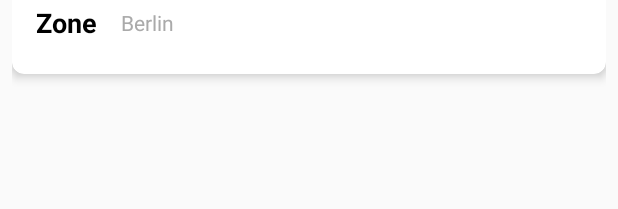
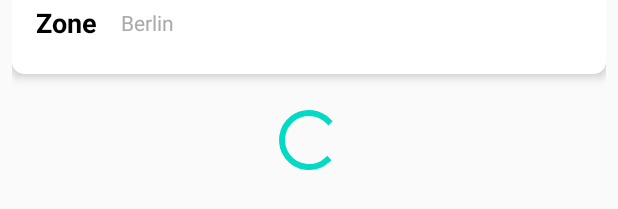
Before and after one commit to minaShaker2p/vechiles-finder-app, an Android app: the layout fragment_list.xml on its own in the app's theme, with its tools: preview values and no code run, on a phone screen of 412 x 824 dp. Shown: the part 478-687 px from the top of the screen. Run offline under Robolectric (Android 15) with nearby library versions, the phone set to English and light mode, and no system bars.

Commit message:
add progressbar to the list

```diff
--- a/app/src/main/java/com/rezkalla/vehiclesfinder/model/Resource.kt
+++ b/app/src/main/java/com/rezkalla/vehiclesfinder/model/Resource.kt
@@ -11,14 +11,10 @@ data class Resource<out T>(val status: Status, val data: T? = null, val message:
             return Resource(Status.ERROR, data, msg)
         }
 
-        fun <T> loading(): Resource<T> {
-            return Resource(Status.LOADING, null, null)
-        }
     }
 }
 
 enum class Status {
-    LOADING,
     ERROR,
     SUCCESS
 }
--- a/app/src/main/java/com/rezkalla/vehiclesfinder/ui/ListFragment.kt
+++ b/app/src/main/java/com/rezkalla/vehiclesfinder/ui/ListFragment.kt
@@ -51,6 +51,7 @@ class ListFragment : Fragment() {
         viewModel.vehiclesLiveData.observe(requireActivity(), Observer { results ->
             when (results.status) {
                 Status.SUCCESS -> {
+                    progressBar.visibility=View.GONE
                     results.data?.let {
                         vehicleAdapter.update(it)
                     }
@@ -58,16 +59,13 @@ class ListFragment : Fragment() {
                 Status.ERROR -> {
                     Toast.makeText(requireActivity(), results.message, Toast.LENGTH_LONG).show()
                 }
-                Status.LOADING -> {
-                    Log.d("vehicleFinder", "loading")
-                }
             }
         })
     }
 
     private fun setupRecyclerView() {
         rclVehicles.apply {
-            layoutManager =  LinearLayoutManager(requireContext(), RecyclerView.VERTICAL, false)
+            layoutManager = LinearLayoutManager(requireContext(), RecyclerView.VERTICAL, false)
             addItemDecoration(VerticalSpaceItemDecoration(24))
             adapter = vehicleAdapter
         }
--- a/app/src/main/java/com/rezkalla/vehiclesfinder/ui/MapFragment.kt
+++ b/app/src/main/java/com/rezkalla/vehiclesfinder/ui/MapFragment.kt
@@ -58,12 +58,8 @@ class MapFragment : Fragment(), OnMapReadyCallback {
                 Status.ERROR -> {
                     Toast.makeText(requireActivity(), results.message, Toast.LENGTH_LONG).show()
                 }
-                Status.LOADING -> {
-                    Log.d("vehicleFinder", "loading")
-                }
             }
         })
-
         val mapFragment: SupportMapFragment? = childFragmentManager
             .findFragmentById(R.id.map) as SupportMapFragment?
         mapFragment?.getMapAsync(this)
--- a/app/src/main/res/layout/fragment_list.xml
+++ b/app/src/main/res/layout/fragment_list.xml
@@ -1,9 +1,9 @@
 <?xml version="1.0" encoding="utf-8"?>
 <androidx.constraintlayout.widget.ConstraintLayout xmlns:android="http://schemas.android.com/apk/res/android"
     xmlns:app="http://schemas.android.com/apk/res-auto"
+    xmlns:tools="http://schemas.android.com/tools"
     android:layout_width="match_parent"
-    android:layout_height="match_parent"
-    xmlns:tools="http://schemas.android.com/tools">
+    android:layout_height="match_parent">
 
     <androidx.recyclerview.widget.RecyclerView
         android:id="@+id/rclVehicles"
@@ -14,6 +14,16 @@
         app:layout_constraintEnd_toEndOf="parent"
         app:layout_constraintStart_toStartOf="parent"
         app:layout_constraintTop_toTopOf="parent"
-        tools:listitem="@layout/item_vehicle"/>
+        tools:listitem="@layout/item_vehicle" />
+
+    <ProgressBar
+        android:id="@+id/progressBar"
+        style="?android:attr/progressBarStyle"
+        android:layout_width="wrap_content"
+        android:layout_height="wrap_content"
+        app:layout_constraintBottom_toBottomOf="parent"
+        app:layout_constraintEnd_toEndOf="parent"
+        app:layout_constraintStart_toStartOf="parent"
+        app:layout_constraintTop_toTopOf="parent" />
 
 </androidx.constraintlayout.widget.ConstraintLayout>
```
Also changed, not shown: app/src/main/java/com/rezkalla/vehiclesfinder/ui/VehiclesViewModel.kt (+3 -10 lines).
